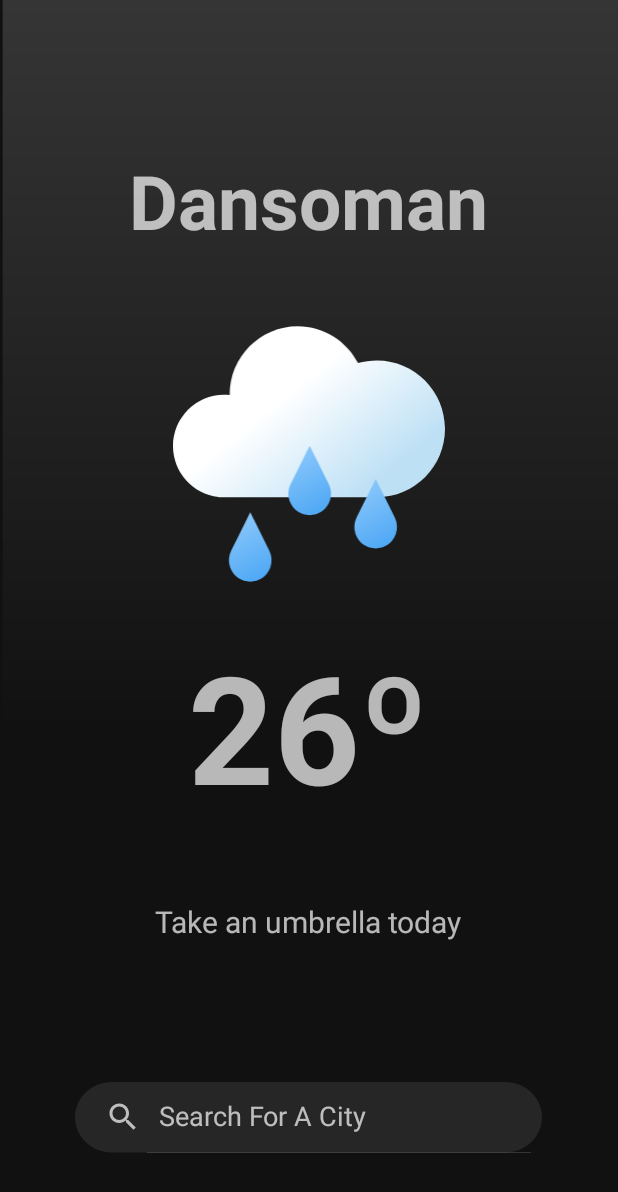
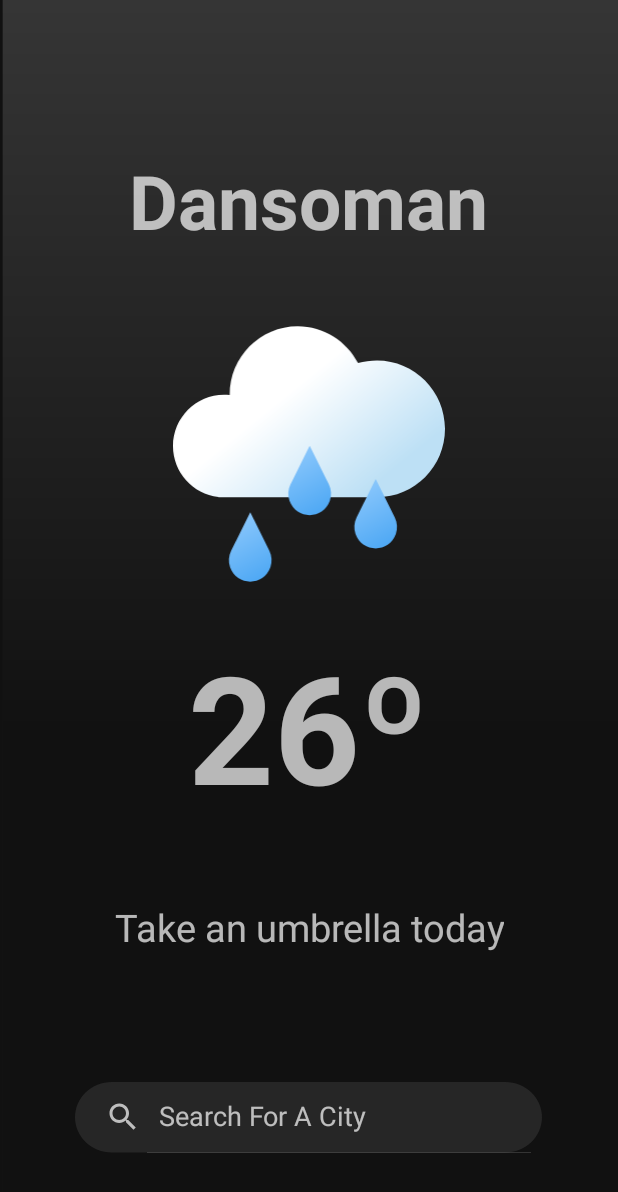
Before and after one commit to DCIT-202-MOBILE-APPLICATION-PROJECTS/Weather-Today, an Android app: the screen it shows after launch (MainActivity), on a phone screen of 412 x 824 dp. Shown: the top 1192 px of the screen. Run offline under Robolectric (Android 15) with nearby library versions, the phone set to English and light mode, and no system bars; our stand-ins replace Volley.

Commit message:
[Modified] textSize for weather description view

```diff
--- a/app/src/main/res/layout/activity_main.xml
+++ b/app/src/main/res/layout/activity_main.xml
@@ -53,7 +53,7 @@
             android:layout_marginTop="50dp"
             android:text="@string/description_weather"
             android:textAlignment="center"
-            android:textSize="20sp" />
+            android:textSize="25sp" />
 
         <SearchView
             android:id="@+id/search_box"
```
